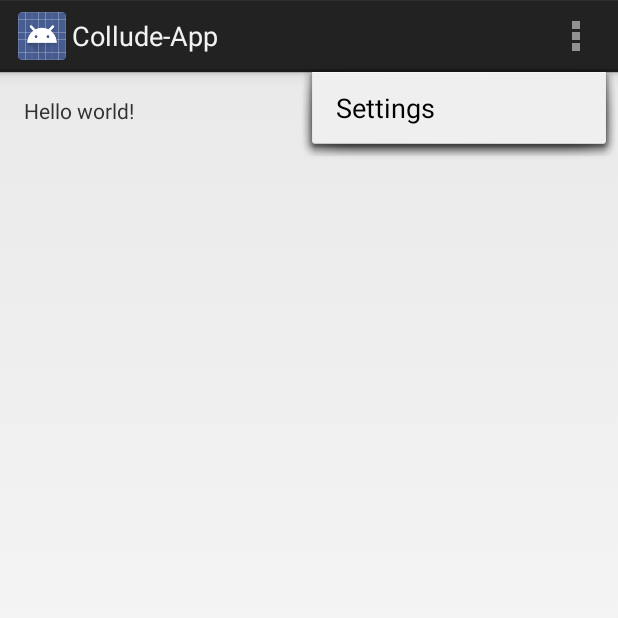
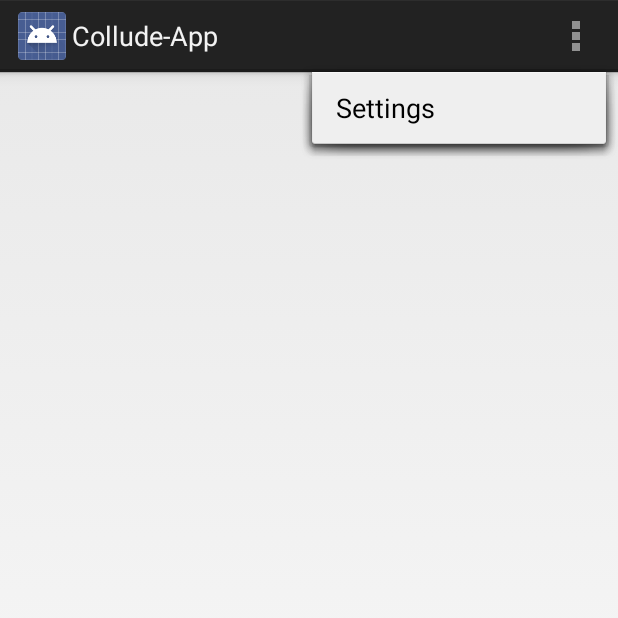
Before and after one commit to sarvghotra/Collude-App, an Android app: the screen it shows after launch (remote_sharing), with the options menu open, on a phone screen of 412 x 824 dp, the top half of it. Run offline under Robolectric (Android 15) with nearby library versions, the phone set to English and light mode, and no system bars.

```diff
--- a/app/src/main/java/com/example/raghumdani/collude_app/remote_sharing.java
+++ b/app/src/main/java/com/example/raghumdani/collude_app/remote_sharing.java
@@ -4,7 +4,10 @@ import android.app.Activity;
 import android.os.Bundle;
 import android.view.Menu;
 import android.view.MenuItem;
-
+import android.util.Log;
+import android.view.View;
+import android.widget.EditText;
+import android.widget.TextView;
 
 public class remote_sharing extends Activity {
 
@@ -13,7 +16,6 @@ public class remote_sharing extends Activity {
         super.onCreate(savedInstanceState);
         setContentView(R.layout.activity_remote_sharing);
     }
-
 
     @Override
     public boolean onCreateOptionsMenu(Menu menu) {
--- a/app/src/main/res/layout/activity_remote_sharing.xml
+++ b/app/src/main/res/layout/activity_remote_sharing.xml
@@ -8,9 +8,4 @@
     android:paddingBottom="@dimen/activity_vertical_margin"
     tools:context=".remote_sharing">
 
-    <TextView
-        android:text="@string/hello_world"
-        android:layout_width="wrap_content"
-        android:layout_height="wrap_content" />
-
 </RelativeLayout>
```
Also changed, not shown: 2 other files.
